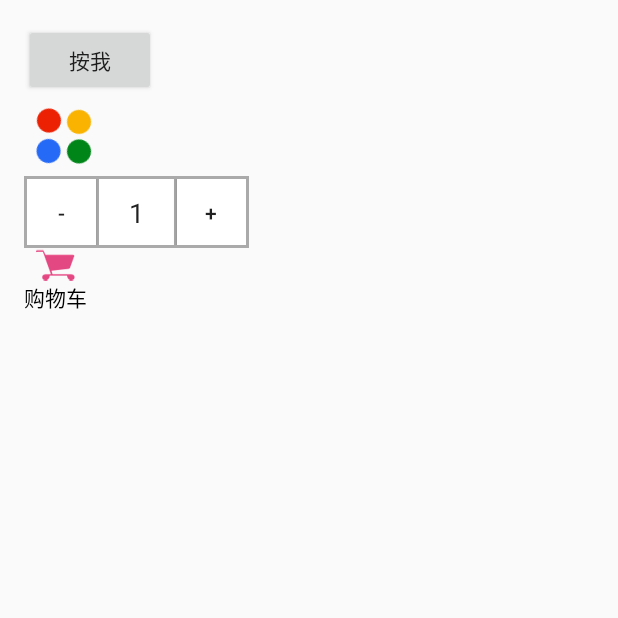
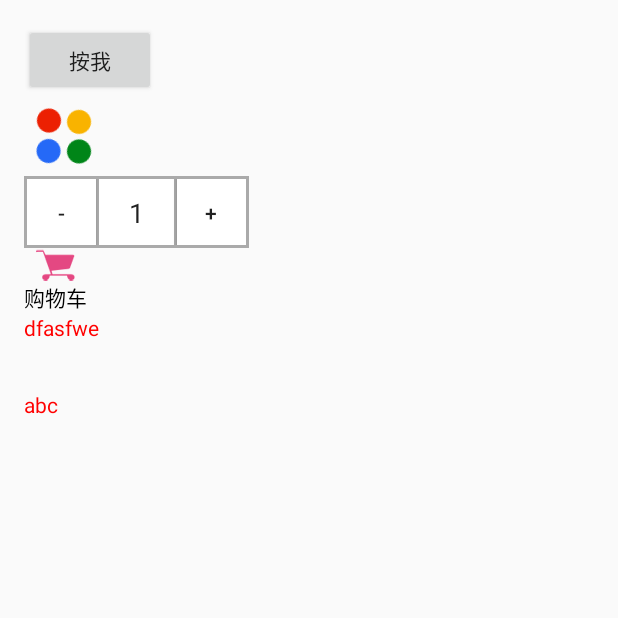
Before and after one commit to xiongmaozhijin/Indiana, an Android app: the SurfaceViewTestActivity screen opened directly, with no data from a screen before it, on a phone screen of 412 x 824 dp, the top half of it. Run offline under Robolectric (Android 15) with nearby library versions, the phone set to English and light mode, and no system bars.

Commit message:
完善了和改了小bug，主要在商品详细页

```diff
--- a/app/src/main/AndroidManifest.xml
+++ b/app/src/main/AndroidManifest.xml
@@ -13,11 +13,15 @@
         android:supportsRtl="true"
         android:theme="@style/AppTheme" >
         <activity android:name=".ui.HomeActivity" >
+
+
             <intent-filter>
                 <action android:name="android.intent.action.MAIN" />
 
                 <category android:name="android.intent.category.LAUNCHER" />
             </intent-filter>
+
+
         </activity>
         <activity android:name=".ui.UIBaseActivity" >
         </activity>
@@ -33,6 +37,7 @@
             android:hardwareAccelerated="false" >
         </activity>
         <activity android:name=".ui.test.SurfaceViewTestActivity" >
+
         </activity>
         <activity android:name=".ui.ProductDetailInfoActivity" >
         </activity>
--- a/app/src/main/java/com/example/liangge/indiana/ui/test/SurfaceViewTestActivity.java
+++ b/app/src/main/java/com/example/liangge/indiana/ui/test/SurfaceViewTestActivity.java
@@ -7,22 +7,38 @@ import android.graphics.Color;
 import android.graphics.Paint;
 import android.support.v7.app.AppCompatActivity;
 import android.os.Bundle;
+import android.text.Html;
 import android.util.AttributeSet;
 import android.view.SurfaceHolder;
 import android.view.SurfaceView;
+import android.widget.TextView;
 
 import com.example.liangge.indiana.R;
 
 public class SurfaceViewTestActivity extends Activity {
 
+    TextView mTxv1;
+
+    TextView mTxv2;
+
     @Override
     protected void onCreate(Bundle savedInstanceState) {
         super.onCreate(savedInstanceState);
         setContentView(R.layout.activity_surface_view_test);
+        initView();
+    }
 
+    private void initView() {
+        mTxv1 = (TextView) findViewById(R.id.txv1);
+        mTxv2 = (TextView) findViewById(R.id.txv2);
+
+        String txv1 = "<p style=\"color:red\"> dfasfwe </p>";
+        String txv2 = "<html><p style=\"color:red\"> dfasfwe </p></html>";
+        String txv3 = "<font color=\"red\">abc</font>";
+
+        mTxv1.setText(Html.fromHtml(txv1));
+        mTxv2.setText(Html.fromHtml(txv3));
     }
 
 
-
-
 }
--- a/app/src/main/res/layout/activity_product_detail_info.xml
+++ b/app/src/main/res/layout/activity_product_detail_info.xml
@@ -228,7 +228,7 @@
                         android:gravity="center"
                         android:layout_width="match_parent"
                         android:layout_height="48dp"
-                        android:background="@android:color/darker_gray"
+                        android:background="@drawable/shape_corner_txv_bg"
                         android:text="@string/activity_productdetailinfo_hasjoin_hint"
                         android:textSize="16sp"/>
 
@@ -243,7 +243,7 @@
                         <Button
                             android:id="@+id/activity_productdetailinfo_more_info"
                             android:onClick="onBtnMoreProductInfo"
-                            android:background="@android:color/white"
+                            android:background="@drawable/selector_productdetail_moreinfo_btn"
                             android:gravity="center_vertical"
                             android:layout_width="match_parent"
                             android:layout_height="42dp"
--- a/app/src/main/res/layout/activity_surface_view_test.xml
+++ b/app/src/main/res/layout/activity_surface_view_test.xml
@@ -36,4 +36,16 @@
         android:button="@null"
         android:drawableTop="@drawable/main_menu_shopping_cart_press"/>
 
+
+    <TextView
+        android:id="@+id/txv1"
+        android:layout_width="wrap_content"
+        android:layout_height="wrap_content"
+        android:text="12"/>
+    <TextView
+        android:id="@+id/txv2"
+        android:layout_width="wrap_content"
+        android:layout_height="wrap_content"
+        android:text="3232"/>
+
 </LinearLayout>
```
Also changed, not shown: app/src/main/java/com/example/liangge/indiana/biz/LatestBiz.java (+17 -5 lines), app/src/main/java/com/example/liangge/indiana/ui/ProductDetailInfoActivity.java (+9 -3 lines), app/src/main/res/drawable/selector_productdetail_moreinfo_btn.xml (added, +7 -0 lines), app/src/main/res/drawable/shape_corner_txv_bg.xml (added, +7 -0 lines).
